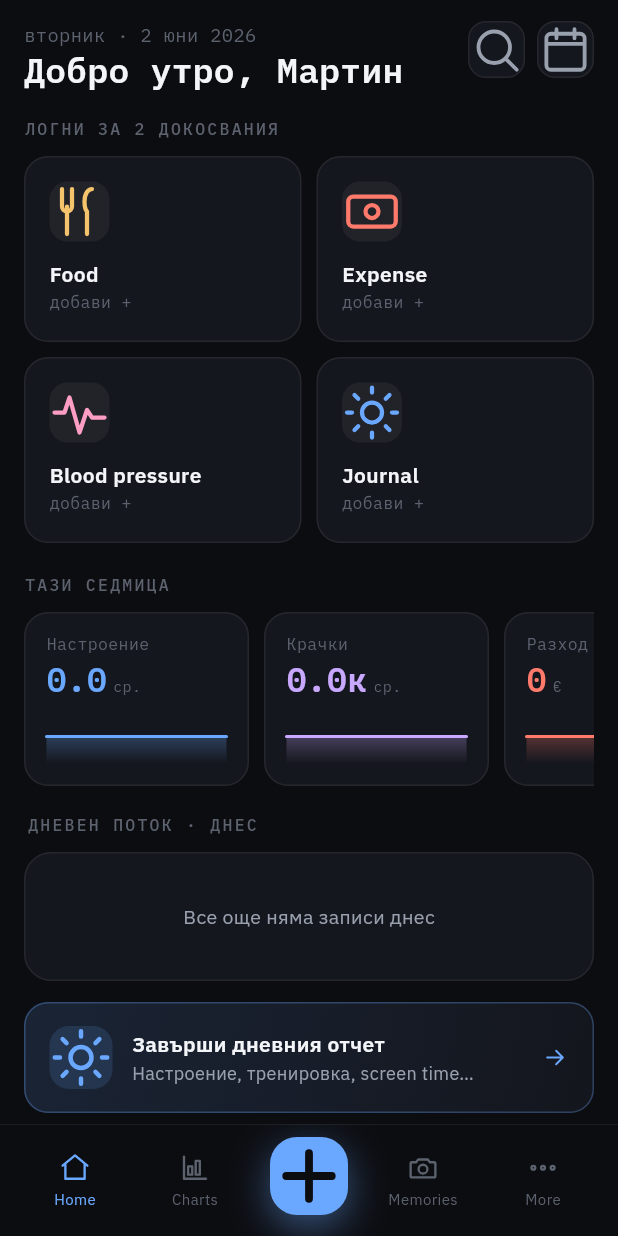
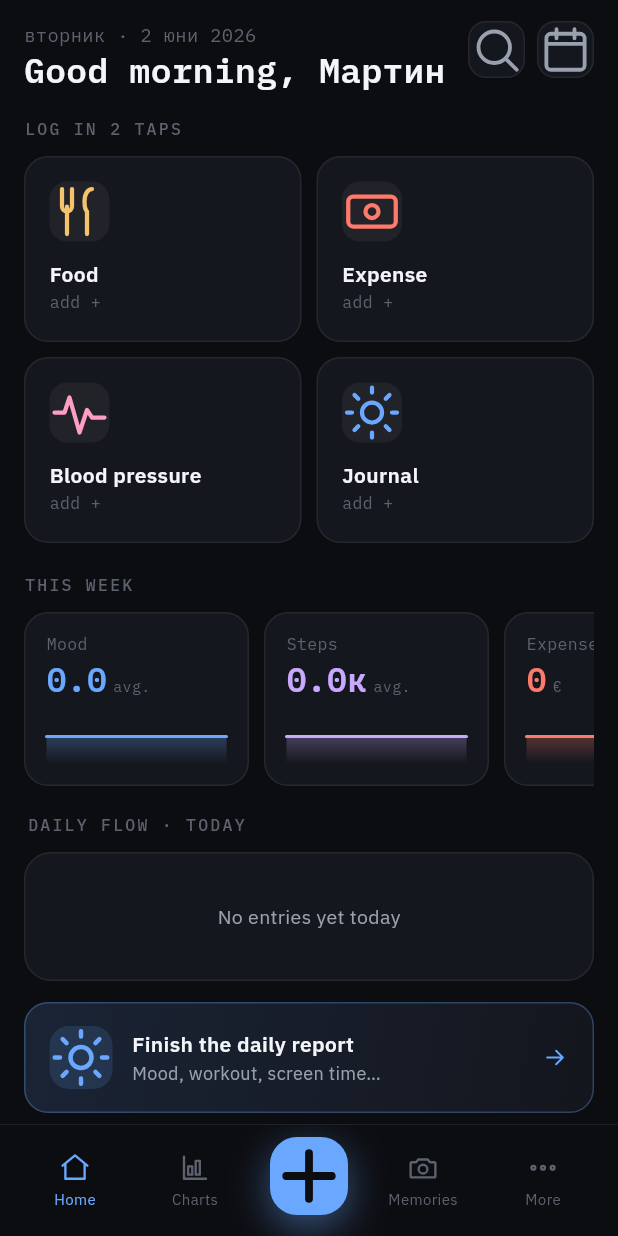
Before and after one commit to Tencho0/Life-Maxxing, a Flutter app: the screen it shows after launch, on a phone screen of 412 x 824 dp. Run offline on Flutter 3.47's test engine with Material 3 defaults, Android fonts, the phone set to English and light mode, and no system bars; drawn by our look-alikes of fl_chart; our stand-ins replace drift, drift_flutter, file_picker, flutter_image_compress, flutter_riverpod, go_router and 2 more; accounts and stored records are empty; generated files the repository leaves out were written again.

Commit message:
Slice 10.4 (wave 3b pt1): localize home dashboard + timeline
- home_screen labels (greeting, eyebrows, rails, finish CTA, quick-tile caption,
  empty timeline) moved to ARB.
- home_data: buildTodayTimeline now takes AppLocalizations and builds localized
  titles/subtitles via l10n (incl. enum-code label methods); homeTimelineProvider
  returns a raw TimelineData bundle so the provider stays context-free and the
  widget layer localizes. home_test builds via lookupAppLocalizations(bg).
- bg date helpers (_months/_weekdays) + the user name stay for the locale-aware
  date slice (10.5) / are content.

analyze clean; full suite 204 green.

```diff
--- a/lib/l10n/app_en.arb
+++ b/lib/l10n/app_en.arb
@@ -570,5 +570,26 @@
   "navQuickLog": "Quick log",
   "commonAddPhoto": "Add photo",
   "commonPhotoMultiHint": "you can add several",
-  "commonLoadError": "Something went wrong while loading"
+  "commonLoadError": "Something went wrong while loading",
+
+  "homeGreetMorning": "Good morning",
+  "homeGreetDay": "Good afternoon",
+  "homeGreetEvening": "Good evening",
+  "homeQuickEyebrow": "Log in 2 taps",
+  "homeAddPlus": "add +",
+  "homeThisWeek": "This week",
+  "homeRailMood": "Mood",
+  "homeRailSteps": "Steps",
+  "homeRailExpense": "Expense",
+  "homeRailPulse": "Pulse",
+  "homeAvgUnit": "avg.",
+  "homeTimelineSection": "Daily flow · today",
+  "homeTimelineEmpty": "No entries yet today",
+  "homeFinishTitle": "Finish the daily report",
+  "homeFinishSub": "Mood, workout, screen time…",
+  "homeBpFallback": "Blood pressure",
+  "homePulse": "pulse {n}",
+  "@homePulse": { "placeholders": { "n": { "type": "int" } } },
+  "homeMedsTaken": "Supplements · {count} taken",
+  "@homeMedsTaken": { "placeholders": { "count": { "type": "int" } } }
 }
--- a/lib/l10n/app_localizations.dart
+++ b/lib/l10n/app_localizations.dart
@@ -2809,6 +2809,114 @@ abstract class AppLocalizations {
   /// In en, this message translates to:
   /// **'Something went wrong while loading'**
   String get commonLoadError;
+
+  /// No description provided for @homeGreetMorning.
+  ///
+  /// In en, this message translates to:
+  /// **'Good morning'**
+  String get homeGreetMorning;
+
+  /// No description provided for @homeGreetDay.
+  ///
+  /// In en, this message translates to:
+  /// **'Good afternoon'**
+  String get homeGreetDay;
+
+  /// No description provided for @homeGreetEvening.
+  ///
+  /// In en, this message translates to:
+  /// **'Good evening'**
+  String get homeGreetEvening;
+
+  /// No description provided for @homeQuickEyebrow.
+  ///
+  /// In en, this message translates to:
+  /// **'Log in 2 taps'**
+  String get homeQuickEyebrow;
+
+  /// No description provided for @homeAddPlus.
+  ///
+  /// In en, this message translates to:
+  /// **'add +'**
+  String get homeAddPlus;
+
+  /// No description provided for @homeThisWeek.
+  ///
+  /// In en, this message translates to:
+  /// **'This week'**
+  String get homeThisWeek;
+
+  /// No description provided for @homeRailMood.
+  ///
+  /// In en, this message translates to:
+  /// **'Mood'**
+  String get homeRailMood;
+
+  /// No description provided for @homeRailSteps.
+  ///
+  /// In en, this message translates to:
+  /// **'Steps'**
+  String get homeRailSteps;
+
+  /// No description provided for @homeRailExpense.
+  ///
+  /// In en, this message translates to:
+  /// **'Expense'**
+  String get homeRailExpense;
+
+  /// No description provided for @homeRailPulse.
+  ///
+  /// In en, this message translates to:
+  /// **'Pulse'**
+  String get homeRailPulse;
+
+  /// No description provided for @homeAvgUnit.
+  ///
+  /// In en, this message translates to:
+  /// **'avg.'**
+  String get homeAvgUnit;
+
+  /// No description provided for @homeTimelineSection.
+  ///
+  /// In en, this message translates to:
+  /// **'Daily flow · today'**
+  String get homeTimelineSection;
+
+  /// No description provided for @homeTimelineEmpty.
+  ///
+  /// In en, this message translates to:
+  /// **'No entries yet today'**
+  String get homeTimelineEmpty;
+
+  /// No description provided for @homeFinishTitle.
+  ///
+  /// In en, this message translates to:
+  /// **'Finish the daily report'**
+  String get homeFinishTitle;
+
+  /// No description provided for @homeFinishSub.
+  ///
+  /// In en, this message translates to:
+  /// **'Mood, workout, screen time…'**
+  String get homeFinishSub;
+
+  /// No description provided for @homeBpFallback.
+  ///
+  /// In en, this message translates to:
+  /// **'Blood pressure'**
+  String get homeBpFallback;
+
+  /// No description provided for @homePulse.
+  ///
+  /// In en, this message translates to:
+  /// **'pulse {n}'**
+  String homePulse(int n);
+
+  /// No description provided for @homeMedsTaken.
+  ///
+  /// In en, this message translates to:
+  /// **'Supplements · {count} taken'**
+  String homeMedsTaken(int count);
 }
 
 class _AppLocalizationsDelegate
--- a/lib/l10n/app_localizations_en.dart
+++ b/lib/l10n/app_localizations_en.dart
@@ -1580,4 +1580,62 @@ class AppLocalizationsEn extends AppLocalizations {
 
   @override
   String get commonLoadError => 'Something went wrong while loading';
+
+  @override
+  String get homeGreetMorning => 'Good morning';
+
+  @override
+  String get homeGreetDay => 'Good afternoon';
+
+  @override
+  String get homeGreetEvening => 'Good evening';
+
+  @override
+  String get homeQuickEyebrow => 'Log in 2 taps';
+
+  @override
+  String get homeAddPlus => 'add +';
+
+  @override
+  String get homeThisWeek => 'This week';
+
+  @override
+  String get homeRailMood => 'Mood';
+
+  @override
+  String get homeRailSteps => 'Steps';
+
+  @override
+  String get homeRailExpense => 'Expense';
+
+  @override
+  String get homeRailPulse => 'Pulse';
+
+  @override
+  String get homeAvgUnit => 'avg.';
+
+  @override
+  String get homeTimelineSection => 'Daily flow · today';
+
+  @override
+  String get homeTimelineEmpty => 'No entries yet today';
+
+  @override
+  String get homeFinishTitle => 'Finish the daily report';
+
+  @override
+  String get homeFinishSub => 'Mood, workout, screen time…';
+
+  @override
+  String get homeBpFallback => 'Blood pressure';
+
+  @override
+  String homePulse(int n) {
+    return 'pulse $n';
+  }
+
+  @override
+  String homeMedsTaken(int count) {
+    return 'Supplements · $count taken';
+  }
 }
--- a/lib/presentation/home/home_data.dart
+++ b/lib/presentation/home/home_data.dart
@@ -8,6 +8,7 @@ import '../../core/icons/lm_icons.dart';
 import '../../core/theme/tokens.dart';
 import '../../data/database.dart';
 import '../../domain/enums.dart';
+import '../../l10n/app_localizations.dart';
 
 double _mean(Iterable<num> xs) {
   final list = xs.toList();
@@ -89,7 +90,26 @@ class TimelineItem {
   final String sortKey; // HH:mm for chronological sort ('' → end)
 }
 
+/// The raw today-rows used to build the timeline. Localization happens in the
+/// widget layer (where a [BuildContext]/[AppLocalizations] is available), so
+/// the provider stays context-free.
+class TimelineData {
+  TimelineData({
+    required this.meals,
+    required this.activities,
+    required this.expenses,
+    required this.bp,
+    required this.meds,
+  });
+  final List<Meal> meals;
+  final List<Activity> activities;
+  final List<Expense> expenses;
+  final List<BloodPressureLog> bp;
+  final List<MedicationLog> meds;
+}
+
 List<TimelineItem> buildTodayTimeline({
+  required AppLocalizations l10n,
   required List<Meal> meals,
   required List<Activity> activities,
   required List<Expense> expenses,
@@ -103,7 +123,7 @@ List<TimelineItem> buildTodayTimeline({
       icon: LmIcons.pulse,
       color: AppColors.pink,
       title: '${b.systolic}/${b.diastolic}',
-      subtitle: '${b.note ?? 'Кръвно'} · пулс ${b.pulse}',
+      subtitle: '${b.note ?? l10n.homeBpFallback} · ${l10n.homePulse(b.pulse)}',
       meta: b.time,
       route: '/health',
       sortKey: b.time,
@@ -113,7 +133,7 @@ List<TimelineItem> buildTodayTimeline({
     items.add(TimelineItem(
       icon: LmIcons.food,
       color: AppColors.amber,
-      title: m.type.label,
+      title: l10n.mealTypeLabel(m.type.code),
       subtitle: m.calories != null ? '${m.name} · ${m.calories} kcal' : m.name,
       meta: m.time ?? '',
       route: '/food',
@@ -125,7 +145,7 @@ List<TimelineItem> buildTodayTimeline({
     items.add(TimelineItem(
       icon: LmIcons.pill,
       color: AppColors.accent,
-      title: 'Добавки · ${taken.length} приети',
+      title: l10n.homeMedsTaken(taken.length),
       subtitle: taken.map((m) => m.name).join(', '),
       meta: taken.first.time,
       route: '/health',
@@ -136,11 +156,11 @@ List<TimelineItem> buildTodayTimeline({
     items.add(TimelineItem(
       icon: LmIcons.dumbbell,
       color: AppColors.green,
-      title: a.name ?? a.type.label,
+      title: a.name ?? l10n.activityTypeLabel(a.type.code),
       subtitle: [
-        a.type.label,
-        if (a.durationMin != null) '${a.durationMin} мин',
-        if (a.intensity != null) a.intensity!.label,
+        l10n.activityTypeLabel(a.type.code),
+        if (a.durationMin != null) l10n.dailyMinutes(a.durationMin!),
+        if (a.intensity != null) l10n.intensityLabel(a.intensity!.code),
       ].join(' · '),
       meta: a.startTime ?? '',
       route: '/activities',
@@ -152,7 +172,7 @@ List<TimelineItem> buildTodayTimeline({
       icon: LmIcons.expense,
       color: AppColors.red,
       title: e.description,
-      subtitle: e.category.label,
+      subtitle: l10n.expenseCategoryLabel(e.category.code),
       meta: '−${e.amountCents ~/ 100} €',
       route: '/finance',
       sortKey: e.time ?? '',
--- a/lib/presentation/home/home_providers.dart
+++ b/lib/presentation/home/home_providers.dart
@@ -84,8 +84,10 @@ final _todayBpProvider = StreamProvider.autoDispose<List<BloodPressureLog>>((ref
 final _todayMedsProvider = StreamProvider.autoDispose<List<MedicationLog>>((ref) =>
     ref.watch(databaseProvider).healthDao.watchMedsByDate(ref.watch(homeTodayProvider)));
 
+/// The raw today-rows; the timeline strings are built (localized) in the widget
+/// layer where a BuildContext is available — see [HomeScreen].
 final homeTimelineProvider =
-    Provider.autoDispose<AsyncValue<List<TimelineItem>>>((ref) {
+    Provider.autoDispose<AsyncValue<TimelineData>>((ref) {
   final meals = ref.watch(_todayMealsProvider);
   final acts = ref.watch(_todayActivitiesProvider);
   final exp = ref.watch(_todayExpensesProvider);
@@ -104,7 +106,7 @@ final homeTimelineProvider =
       bp.asError ??
       meds.asError;
   if (err != null) return AsyncValue.error(err.error, err.stackTrace);
-  return AsyncValue.data(buildTodayTimeline(
+  return AsyncValue.data(TimelineData(
     meals: meals.requireValue,
     activities: acts.requireValue,
     expenses: exp.requireValue,
--- a/lib/presentation/home/home_screen.dart
+++ b/lib/presentation/home/home_screen.dart
@@ -9,6 +9,7 @@ import 'package:go_router/go_router.dart';
 import '../../app/sheets.dart';
 import '../../core/charts/sparkline.dart';
 import '../../core/icons/lm_icons.dart';
+import '../../core/l10n/l10n_ext.dart';
 import '../../core/theme/tokens.dart';
 import '../../core/theme/typography.dart';
 import '../../core/widgets/card.dart';
@@ -27,8 +28,9 @@ const _weekdays = [
   '', 'понеделник', 'вторник', 'сряда', 'четвъртък', 'петък', 'събота', 'неделя'
 ];
 
-String _greeting(int hour) =>
-    hour < 12 ? 'Добро утро' : (hour < 18 ? 'Добър ден' : 'Добър вечер');
+String _greeting(BuildContext c, int hour) => hour < 12
+    ? c.l10n.homeGreetMorning
+    : (hour < 18 ? c.l10n.homeGreetDay : c.l10n.homeGreetEvening);
 String _bgDate(DateTime d) =>
     '${_weekdays[d.weekday]} · ${d.day} ${_months[d.month]} ${d.year}';
 
@@ -39,7 +41,17 @@ class HomeScreen extends ConsumerWidget {
   Widget build(BuildContext context, WidgetRef ref) {
     final now = DateTime.now();
     final week = ref.watch(homeWeekProvider).asData?.value;
-    final timeline = ref.watch(homeTimelineProvider).asData?.value ?? const [];
+    final data = ref.watch(homeTimelineProvider).asData?.value;
+    final timeline = data == null
+        ? const <TimelineItem>[]
+        : buildTodayTimeline(
+            l10n: context.l10n,
+            meals: data.meals,
+            activities: data.activities,
+            expenses: data.expenses,
+            bp: data.bp,
+            meds: data.meds,
+          );
 
     return Column(
       children: [
@@ -47,14 +59,14 @@ class HomeScreen extends ConsumerWidget {
         Expanded(
           child: ScreenBody(
             children: [
-              const Eyebrow('Логни за 2 докосвания'),
+              Eyebrow(context.l10n.homeQuickEyebrow),
               const SizedBox(height: 10),
               _QuickTiles(),
               const SizedBox(height: 20),
-              const Eyebrow('Тази седмица'),
+              Eyebrow(context.l10n.homeThisWeek),
               const SizedBox(height: 10),
               if (week != null) _Rails(week: week),
-              const SectionTitle('Дневен поток · днес'),
+              SectionTitle(context.l10n.homeTimelineSection),
               _TimelineCard(items: timeline),
               const SizedBox(height: 14),
               _FinishCta(onTap: () => openDailyToday(context, ref)),
@@ -85,7 +97,7 @@ class _HomeHead extends StatelessWidget {
                 Text(_bgDate(now),
                     style: AppText.monoFaint.copyWith(fontSize: 12.5)),
                 const SizedBox(height: 3),
-                Text('${_greeting(now.hour)}, $_name',
+                Text('${_greeting(context, now.hour)}, $_name',
                     style: AppText.statLg.copyWith(fontSize: 23)),
               ],
             ),
@@ -149,7 +161,8 @@ class _QuickTiles extends ConsumerWidget {
                   ),
                   const SizedBox(height: 12),
                   Text(q.label(context), style: AppText.bodyStrong),
-                  Text('добави +', style: AppText.monoFaint.copyWith(fontSize: 11)),
+                  Text(context.l10n.homeAddPlus,
+                      style: AppText.monoFaint.copyWith(fontSize: 11)),
                 ],
               ),
             ),
@@ -176,30 +189,30 @@ class _Rails extends StatelessWidget {
         scrollDirection: Axis.horizontal,
         children: [
           _RailCard(
-              label: 'Настроение',
+              label: context.l10n.homeRailMood,
               value: week.avgMood.toStringAsFixed(1),
-              unit: 'ср.',
+              unit: context.l10n.homeAvgUnit,
               data: week.mood,
               color: AppColors.accent,
               route: '/daily'),
           _RailCard(
-              label: 'Крачки',
+              label: context.l10n.homeRailSteps,
               value: '${(week.avgSteps / 1000).toStringAsFixed(1)}к',
-              unit: 'ср.',
+              unit: context.l10n.homeAvgUnit,
               data: week.steps,
               color: AppColors.purple,
               route: '/steps'),
           _RailCard(
-              label: 'Разход',
+              label: context.l10n.homeRailExpense,
               value: '${week.totalExpenseCents ~/ 100}',
               unit: '€',
               data: week.expense,
               color: AppColors.red,
               route: '/finance'),
           _RailCard(
-              label: 'Пулс',
+              label: context.l10n.homeRailPulse,
               value: week.avgPulse > 0 ? '${week.avgPulse.round()}' : '—',
-              unit: 'ср.',
+              unit: context.l10n.homeAvgUnit,
               data: week.pulse,
               color: AppColors.pink,
               route: '/health'),
@@ -277,7 +290,8 @@ class _TimelineCard extends StatelessWidget {
         child: Padding(
           padding: const EdgeInsets.symmetric(vertical: 16),
           child: Center(
-              child: Text('Все още няма записи днес', style: AppText.bodyDim)),
+              child: Text(context.l10n.homeTimelineEmpty,
+                  style: AppText.bodyDim)),
         ),
       );
     }
@@ -372,8 +386,8 @@ class _FinishCta extends StatelessWidget {
               child: Column(
                 crossAxisAlignment: CrossAxisAlignment.start,
                 children: [
-                  Text('Завърши дневния отчет', style: AppText.bodyStrong),
-                  Text('Настроение, тренировка, screen time…',
+                  Text(context.l10n.homeFinishTitle, style: AppText.bodyStrong),
+                  Text(context.l10n.homeFinishSub,
                       style: AppText.bodyDim.copyWith(fontSize: 12)),
                 ],
               ),
```
Also changed, not shown: lib/l10n/app_bg.arb (+20 -1 lines), lib/l10n/app_localizations_bg.dart (+58 -0 lines), 1 other file.
